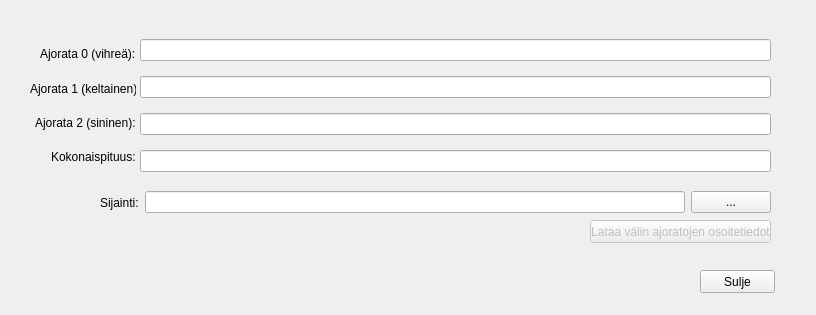
The window that dialogs/Ajoradat_dialog.ui (finnishtransportagency/QGIS-tieosoitetyokalu) describes before a commit, drawn with Qt 5.
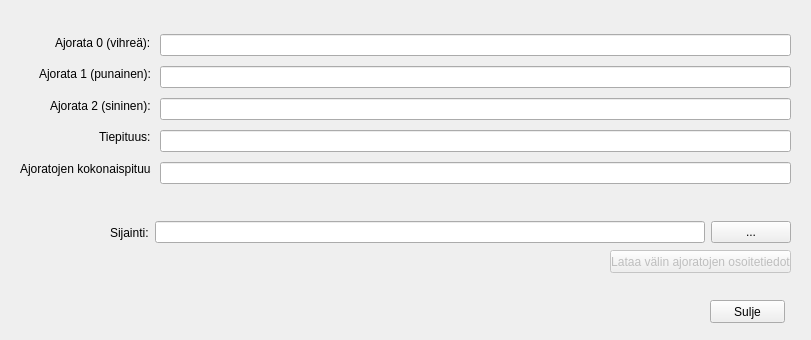
The same window after the commit.

Commit message: road length, bug fixes in progress

What changed in the file:
```diff
--- a/dialogs/Ajoradat_dialog.ui
+++ b/dialogs/Ajoradat_dialog.ui
@@ -6,8 +6,8 @@
    <rect>
     <x>0</x>
     <y>0</y>
-    <width>816</width>
-    <height>315</height>
+    <width>811</width>
+    <height>340</height>
    </rect>
   </property>
   <property name="windowTitle">
@@ -16,10 +16,10 @@
   <widget class="QWidget" name="verticalLayoutWidget">
    <property name="geometry">
     <rect>
-     <x>30</x>
-     <y>40</y>
-     <width>106</width>
-     <height>131</height>
+     <x>20</x>
+     <y>30</y>
+     <width>131</width>
+     <height>151</height>
     </rect>
    </property>
    <layout class="QVBoxLayout" name="verticalLayout">
@@ -33,7 +33,7 @@
     <item alignment="Qt::AlignRight">
      <widget class="QLabel" name="label_3">
       <property name="text">
-       <string>Ajorata 1 (keltainen):</string>
+       <string>Ajorata 1 (punainen):</string>
       </property>
      </widget>
     </item>
@@ -47,7 +47,14 @@
     <item alignment="Qt::AlignRight">
      <widget class="QLabel" name="label_4">
       <property name="text">
-       <string>Kokonaispituus:</string>
+       <string>Tiepituus:</string>
+      </property>
+     </widget>
+    </item>
+    <item>
+     <widget class="QLabel" name="label_6">
+      <property name="text">
+       <string>Ajoratojen kokonaispituus:</string>
       </property>
      </widget>
     </item>
@@ -56,10 +63,10 @@
   <widget class="QWidget" name="verticalLayoutWidget_2">
    <property name="geometry">
     <rect>
-     <x>140</x>
+     <x>160</x>
      <y>30</y>
      <width>631</width>
-     <height>151</height>
+     <height>161</height>
     </rect>
    </property>
    <layout class="QVBoxLayout" name="verticalLayout_2">
@@ -75,6 +82,9 @@
     <item>
      <widget class="QLineEdit" name="PituuslineEdit"/>
     </item>
+    <item>
+     <widget class="QLineEdit" name="AjoradatPituuslineEdit"/>
+    </item>
    </layout>
   </widget>
   <widget class="QPushButton" name="pushButton_Download">
@@ -83,8 +93,8 @@
    </property>
    <property name="geometry">
     <rect>
-     <x>590</x>
-     <y>220</y>
+     <x>610</x>
+     <y>250</y>
      <width>181</width>
      <height>23</height>
     </rect>
@@ -96,9 +106,9 @@
   <widget class="QWidget" name="layoutWidget">
    <property name="geometry">
     <rect>
-     <x>100</x>
-     <y>190</y>
-     <width>671</width>
+     <x>110</x>
+     <y>220</y>
+     <width>681</width>
      <height>25</height>
     </rect>
    </property>
@@ -129,8 +139,8 @@
   <widget class="QPushButton" name="pushButton_Sulje">
    <property name="geometry">
     <rect>
-     <x>700</x>
-     <y>270</y>
+     <x>710</x>
+     <y>300</y>
      <width>75</width>
      <height>23</height>
     </rect>
```
The commit also changes 2 other files.
